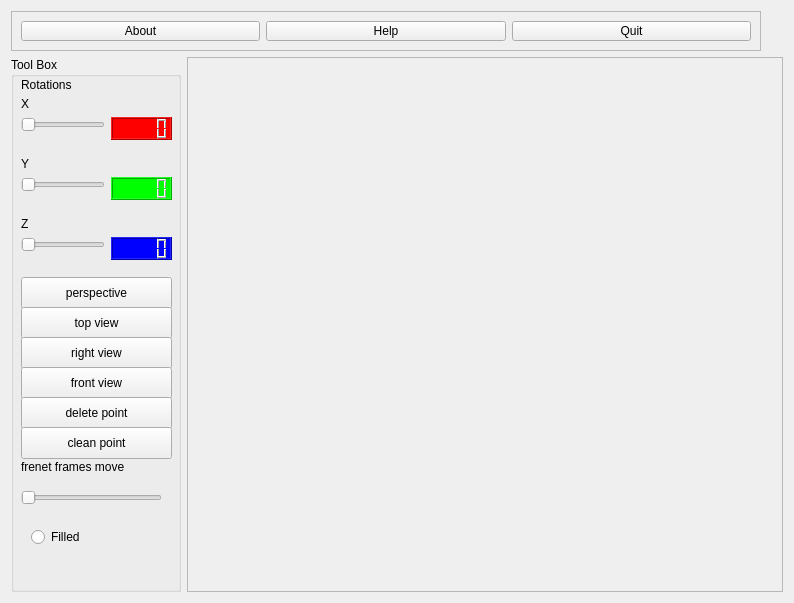
Before: the Qt Designer form MainWindow.ui in ThisIsGJ/QT_02, drawn with Qt 5.
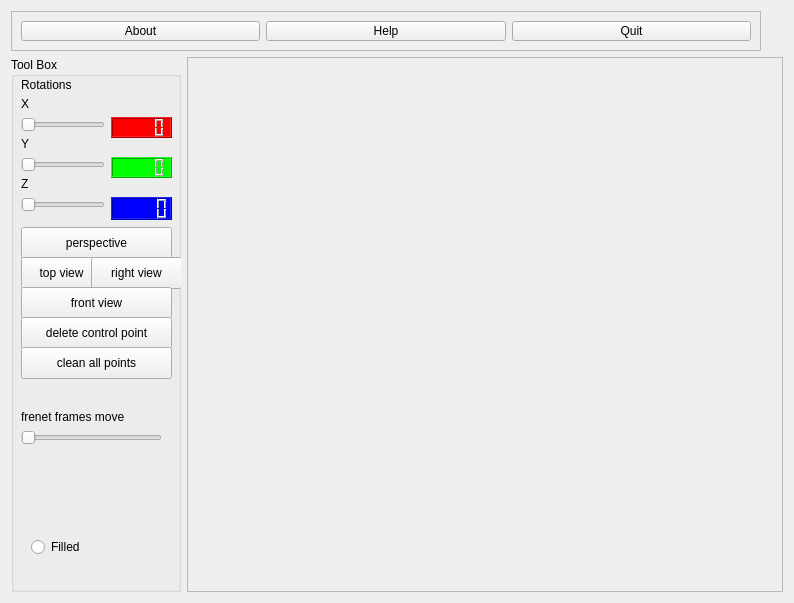
After: the same form once the commit is applied.

```diff
--- a/MainWindow.ui
+++ b/MainWindow.ui
@@ -113,9 +113,9 @@
       <property name="geometry">
        <rect>
         <x>10</x>
-        <y>100</y>
+        <y>80</y>
         <width>151</width>
-        <height>54</height>
+        <height>41</height>
        </rect>
       </property>
       <layout class="QFormLayout" name="formLayout">
@@ -154,7 +154,7 @@
         <x>10</x>
         <y>40</y>
         <width>151</width>
-        <height>54</height>
+        <height>41</height>
        </rect>
       </property>
       <layout class="QFormLayout" name="formLayout_2">
@@ -191,9 +191,9 @@
       <property name="geometry">
        <rect>
         <x>10</x>
-        <y>160</y>
+        <y>120</y>
         <width>151</width>
-        <height>54</height>
+        <height>51</height>
        </rect>
       </property>
       <layout class="QFormLayout" name="formLayout_3">
@@ -230,7 +230,7 @@
       <property name="geometry">
        <rect>
         <x>20</x>
-        <y>470</y>
+        <y>480</y>
         <width>61</width>
         <height>20</height>
        </rect>
@@ -243,7 +243,7 @@
       <property name="geometry">
        <rect>
         <x>10</x>
-        <y>220</y>
+        <y>170</y>
         <width>151</width>
         <height>32</height>
        </rect>
@@ -256,8 +256,8 @@
       <property name="geometry">
        <rect>
         <x>10</x>
-        <y>250</y>
-        <width>151</width>
+        <y>200</y>
+        <width>81</width>
         <height>32</height>
        </rect>
       </property>
@@ -268,9 +268,9 @@
      <widget class="QPushButton" name="pushButton_3">
       <property name="geometry">
        <rect>
-        <x>10</x>
-        <y>280</y>
-        <width>151</width>
+        <x>80</x>
+        <y>200</y>
+        <width>91</width>
         <height>32</height>
        </rect>
       </property>
@@ -282,7 +282,7 @@
       <property name="geometry">
        <rect>
         <x>10</x>
-        <y>310</y>
+        <y>230</y>
         <width>151</width>
         <height>32</height>
        </rect>
@@ -295,20 +295,20 @@
       <property name="geometry">
        <rect>
         <x>10</x>
-        <y>340</y>
+        <y>260</y>
         <width>151</width>
         <height>32</height>
        </rect>
       </property>
       <property name="text">
-       <string>delete point</string>
+       <string>delete control point</string>
       </property>
      </widget>
      <widget class="QSlider" name="horizontalSlider_4">
       <property name="geometry">
        <rect>
         <x>10</x>
-        <y>430</y>
+        <y>370</y>
         <width>141</width>
         <height>22</height>
        </rect>
@@ -321,7 +321,7 @@
       <property name="geometry">
        <rect>
         <x>10</x>
-        <y>400</y>
+        <y>350</y>
         <width>141</width>
         <height>19</height>
        </rect>
@@ -334,13 +334,13 @@
       <property name="geometry">
        <rect>
         <x>10</x>
-        <y>370</y>
+        <y>290</y>
         <width>151</width>
         <height>32</height>
        </rect>
       </property>
       <property name="text">
-       <string>clean point</string>
+       <string>clean all points</string>
       </property>
      </widget>
     </widget>
```
Left out of the diff: 41 changed lines with no effect on the pictures.
